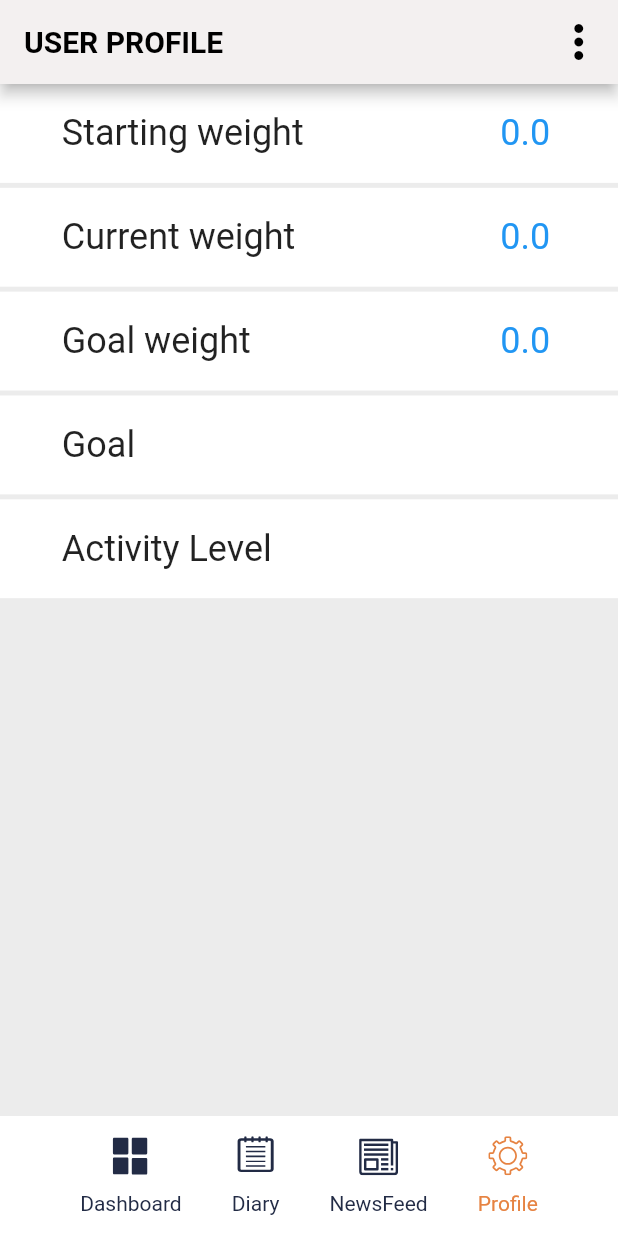
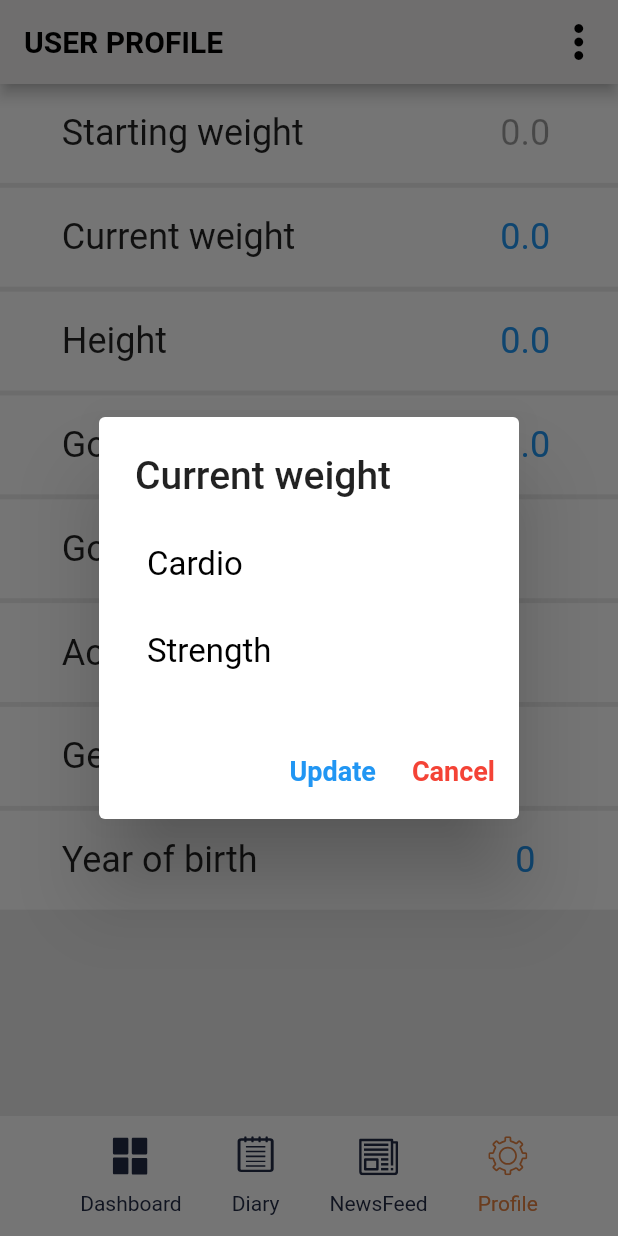
Before and after one commit to NVPhu103/fitness-app, a Flutter app: the EditUserprofileScreen screen opened directly with empty values, after a tap on "0.0", on a phone screen of 412 x 824 dp. Run offline on Flutter 3.47's test engine with Material 2 defaults, Android fonts, the phone set to English and light mode, and no system bars; our stand-ins replace copy_with_extension, dio, dropdown_button2, flutter_bloc, flutter_screenutil, flutter_svg and 6 more; accounts and stored records are empty; generated files the repository leaves out were written again.

Commit message:
update user profile

```diff
--- a/lib/screen/user_profile/edit_user_profile_screen.dart
+++ b/lib/screen/user_profile/edit_user_profile_screen.dart
@@ -82,7 +82,7 @@ class _EditUserprofileScreenState extends State<EditUserprofileScreen> {
                     child: SizedBox(
                       height: size.height * 0.08,
                       child: TextButton(
-                          onPressed: () {},
+                          onPressed: null,
                           child: customText(
                               userProfile.startingWeight.toString(), 24)),
                     ),
@@ -107,9 +107,35 @@ class _EditUserprofileScreenState extends State<EditUserprofileScreen> {
                     child: SizedBox(
                       height: size.height * 0.08,
                       child: TextButton(
-                          onPressed: () {},
+                          onPressed: () {
+                            _showDialog(context, "Current weight");
+                          },
                           child: customText(
                               userProfile.currentWeight.toString(), 24)),
+                    ),
+                  )
+                ],
+              ),
+            ),
+            SizedBox(
+              height: size.height * 0.004,
+            ),
+            Container(
+              height: size.height * 0.08,
+              color: Colors.white,
+              child: Row(
+                children: <Widget>[
+                  SizedBox(
+                    width: size.width * 0.1,
+                  ),
+                  Expanded(flex: 2, child: customText("Height", 24)),
+                  Expanded(
+                    flex: 1,
+                    child: SizedBox(
+                      height: size.height * 0.08,
+                      child: TextButton(
+                          onPressed: () {},
+                          child: customText(userProfile.height.toString(), 24)),
                     ),
                   )
                 ],
@@ -189,6 +215,55 @@ class _EditUserprofileScreenState extends State<EditUserprofileScreen> {
                 ],
               ),
             ),
+            SizedBox(
+              height: size.height * 0.004,
+            ),
+            Container(
+              height: size.height * 0.08,
+              color: Colors.white,
+              child: Row(
+                children: <Widget>[
+                  SizedBox(
+                    width: size.width * 0.1,
+                  ),
+                  Expanded(flex: 2, child: customText("Gender", 24)),
+                  Expanded(
+                    flex: 1,
+                    child: SizedBox(
+                      height: size.height * 0.08,
+                      child: TextButton(
+                          onPressed: () {},
+                          child: customText(userProfile.gender.toString(), 24)),
+                    ),
+                  )
+                ],
+              ),
+            ),
+            SizedBox(
+              height: size.height * 0.004,
+            ),
+            Container(
+              height: size.height * 0.08,
+              color: Colors.white,
+              child: Row(
+                children: <Widget>[
+                  SizedBox(
+                    width: size.width * 0.1,
+                  ),
+                  Expanded(flex: 2, child: customText("Year of birth", 24)),
+                  Expanded(
+                    flex: 1,
+                    child: SizedBox(
+                      height: size.height * 0.08,
+                      child: TextButton(
+                          onPressed: () {},
+                          child: customText(
+                              userProfile.yearOfBirth.toString(), 24)),
+                    ),
+                  )
+                ],
+              ),
+            ),
           ],
         ),
       ),
@@ -212,4 +287,100 @@ class _EditUserprofileScreenState extends State<EditUserprofileScreen> {
       child: Container(color: const Color.fromARGB(255, 236, 236, 236)),
     );
   }
+
+  Future<void> _showDialog(BuildContext context, String title) {
+    return showDialog(
+        context: context,
+        builder: (context) {
+          return AlertDialog(
+            title: Text(
+              title,
+              style: const TextStyle(fontSize: 26),
+            ),
+            content: Column(
+              mainAxisSize: MainAxisSize.min,
+              crossAxisAlignment: CrossAxisAlignment.start,
+              mainAxisAlignment: MainAxisAlignment.spaceEvenly,
+              children: <Widget>[
+                TextButton(
+                    onPressed: () => Navigator.of(context).pop("CARDIO"),
+                    child: const Text(
+                      "Cardio",
+                      style: TextStyle(
+                          color: Colors.black,
+                          fontSize: 22,
+                          fontWeight: FontWeight.normal),
+                    )),
+                const SizedBox(
+                  height: 10,
+                ),
+                TextButton(
+                    onPressed: () => Navigator.of(context).pop("STRENGTH"),
+                    child: const Text(
+                      "Strength",
+                      style: TextStyle(
+                          color: Colors.black,
+                          fontSize: 22,
+                          fontWeight: FontWeight.normal),
+                    ))
+              ],
+            ),
+            actions: <Widget>[
+              TextButton(
+                style: TextButton.styleFrom(
+                  textStyle: Theme.of(context).textTheme.labelLarge,
+                ),
+                child: const Text(
+                  'Update',
+                  style: TextStyle(
+                      color: Colors.blue,
+                      fontSize: 18,
+                      fontWeight: FontWeight.bold),
+                ),
+                onPressed: () {},
+              ),
+              TextButton(
+                style: TextButton.styleFrom(
+                  textStyle: Theme.of(context).textTheme.labelLarge,
+                ),
+                child: const Text(
+                  'Cancel',
+                  style: TextStyle(
+                      color: Colors.red,
+                      fontSize: 18,
+                      fontWeight: FontWeight.bold),
+                ),
+                onPressed: () {
+                  Navigator.of(context).pop();
+                },
+              ),
+            ],
+          );
+        });
+    // }).then((value) => {
+    // if (value == "CARDIO")
+    //   {
+    //     Navigator.push(
+    //         context,
+    //         MaterialPageRoute(
+    //             builder: (context) => SearchExerciseScreen(
+    //                   diary: diary,
+    //                   exerciseType: "CARDIO",
+    //                   userProfile: userProfile,
+    //                 )))
+    //   }
+    // else if (value == "STRENGTH")
+    //   {
+    //     Navigator.push(
+    //         context,
+    //         MaterialPageRoute(
+    //             builder: (context) => SearchExerciseScreen(
+    //                   diary: diary,
+    //                   exerciseType: "STRENGTH",
+    //                   userProfile: userProfile,
+    //                 )))
+    //   }
+    // }
+    // );
+  }
 }
```
